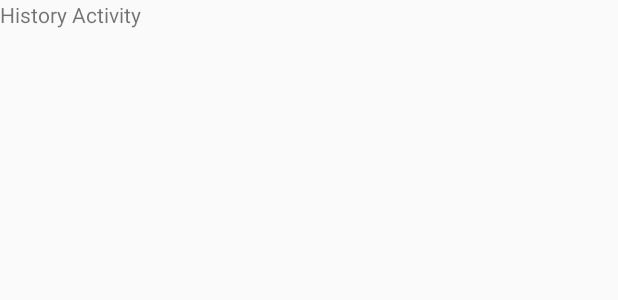
After one commit to FLF69740/Projet-3-OC, an Android app: the layout activity_history.xml on its own in the app's theme, with its tools: preview values and no code run, on a phone screen of 412 x 824 dp. The commit adds this screen. Shown: the top 300 px of the screen. Run offline under Robolectric (Android 15) with nearby library versions, the phone set to English and light mode, and no system bars.

Commit message:
new Empty Activity : HistoryActivity

```diff
--- a/app/src/main/AndroidManifest.xml
+++ b/app/src/main/AndroidManifest.xml
@@ -16,6 +16,7 @@
                 <category android:name="android.intent.category.LAUNCHER" />
             </intent-filter>
         </activity>
+        <activity android:name=".Controllers.HistoryActivity"></activity>
     </application>
 
 </manifest>
--- a/app/src/main/java/com/example/francoislf/moodtracker/Controllers/MainActivity.java
+++ b/app/src/main/java/com/example/francoislf/moodtracker/Controllers/MainActivity.java
@@ -1,6 +1,7 @@
 package com.example.francoislf.moodtracker.Controllers;
 
 import android.content.DialogInterface;
+import android.content.Intent;
 import android.content.SharedPreferences;
 import android.support.v4.view.ViewPager;
 import android.support.v7.app.AlertDialog;
@@ -97,7 +98,7 @@ public class MainActivity extends AppCompatActivity implements MainFragment.OnBu
         switch (view.getTag().toString()){
 
             case "10" : mDialogOpen = true; createDialog(); break;
-            case "20" : Log.i("Button 20 ", " NEW ACTIVITY "  ); break;
+            case "20" : startActivity(new Intent(this,HistoryActivity.class)); break;
             default: break;
         }
 
--- /dev/null
+++ b/app/src/main/res/layout/activity_history.xml
@@ -0,0 +1,15 @@
+<?xml version="1.0" encoding="utf-8"?>
+<LinearLayout
+    xmlns:android="http://schemas.android.com/apk/res/android"
+    android:layout_width="match_parent"
+    android:layout_height="match_parent">
+
+
+    <TextView
+        android:layout_width="wrap_content"
+        android:layout_height="wrap_content"
+        android:text="History Activity"/>
+
+
+
+</LinearLayout>
```
Also changed, not shown: app/src/main/java/com/example/francoislf/moodtracker/Controllers/HistoryActivity.java (added, +19 -0 lines).
